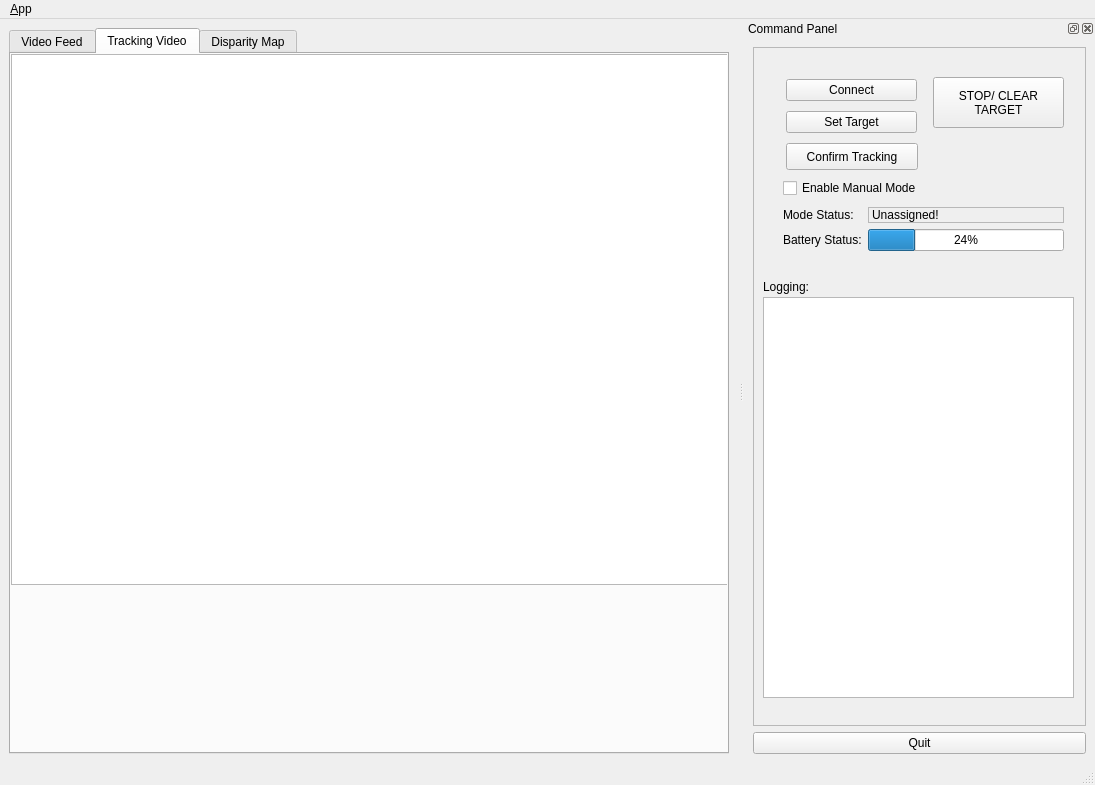
Above: teamb_ui/ui/main_window.ui from ashokzg/eod before the change. Below: the same form after it.
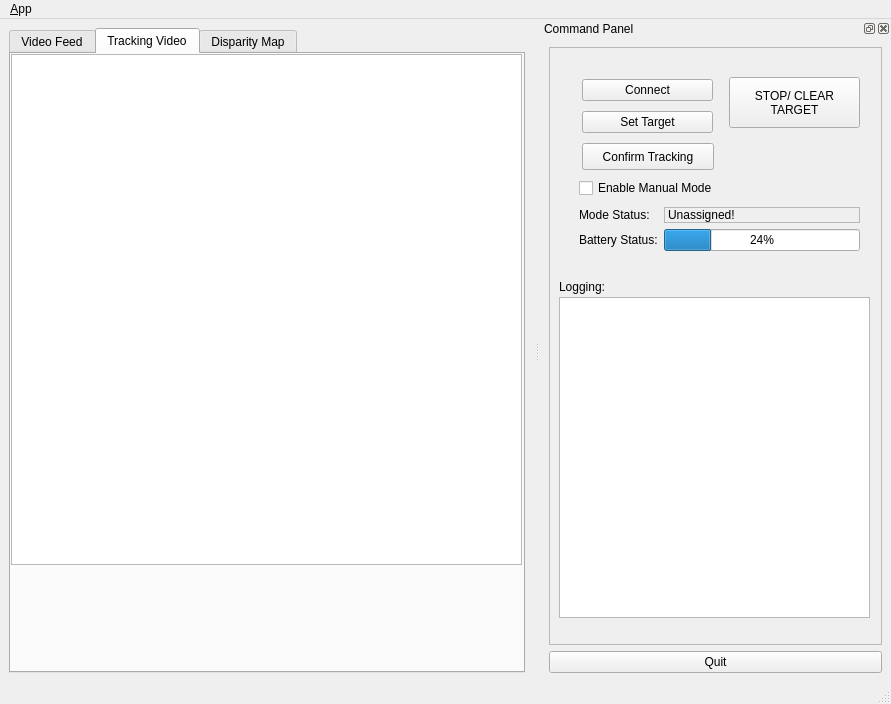
That is the form after the change. The open tabs and pages were chosen to show the change. Icons and pictures are not drawn. Custom widgets are drawn as their Qt base class.

Commit message: UI supports tracking

The edit to the form file:
```diff
--- a/teamb_ui/ui/main_window.ui
+++ b/teamb_ui/ui/main_window.ui
@@ -6,8 +6,8 @@
    <rect>
     <x>0</x>
     <y>0</y>
-    <width>1095</width>
-    <height>785</height>
+    <width>891</width>
+    <height>704</height>
    </rect>
   </property>
   <property name="sizePolicy">
@@ -87,8 +87,8 @@
          <rect>
           <x>0</x>
           <y>0</y>
-          <width>721</width>
-          <height>531</height>
+          <width>511</width>
+          <height>511</height>
          </rect>
         </property>
         <property name="sizePolicy">
@@ -159,7 +159,7 @@
     <rect>
      <x>0</x>
      <y>0</y>
-     <width>1095</width>
+     <width>891</width>
      <height>25</height>
     </rect>
    </property>
@@ -204,7 +204,7 @@
      <item>
       <widget class="QFrame" name="frame">
        <property name="sizePolicy">
-        <sizepolicy hsizetype="Minimum" vsizetype="Preferred">
+        <sizepolicy hsizetype="MinimumExpanding" vsizetype="MinimumExpanding">
          <horstretch>0</horstretch>
          <verstretch>0</verstretch>
         </sizepolicy>
@@ -323,7 +323,7 @@
           <x>10</x>
           <y>250</y>
           <width>311</width>
-          <height>401</height>
+          <height>321</height>
          </rect>
         </property>
         <property name="sizePolicy">
```
Left out of the diff: 2 changed lines with no effect on the pictures. The commit also changes 6 other files.
